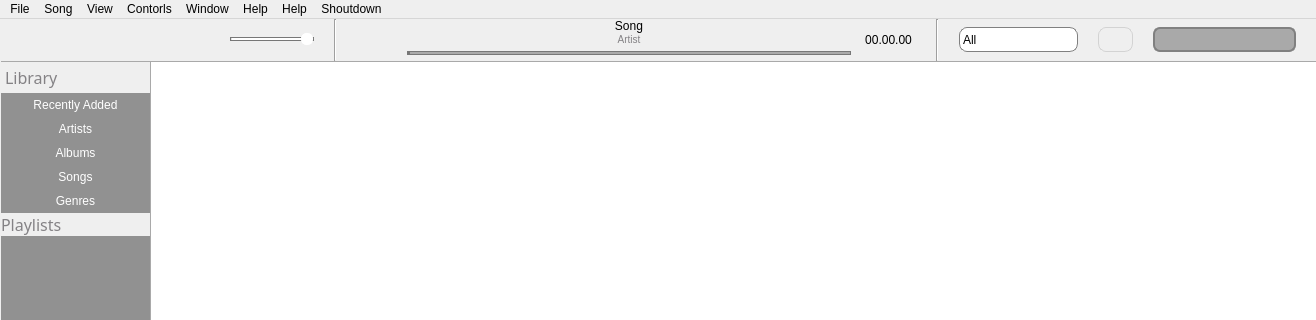
Qt form app/src/mainwindow.ui (intelek2al/CPP-Uamp) before a commit; both pictures show x 0 to 1316 and y 0 to 320 of the 1316 by 625 pixel window.
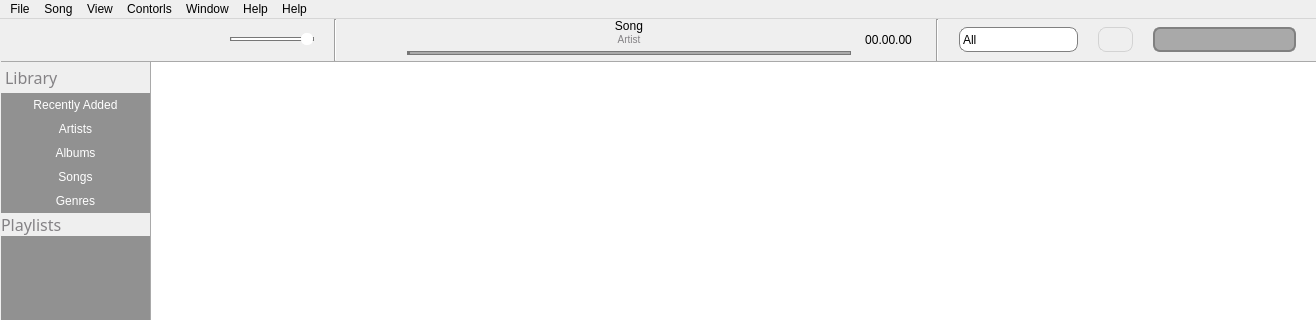
The same form after that commit. Icons and pictures are not drawn.

Commit message: add window shutDown

What changed in the file:
```diff
--- a/app/src/mainwindow.ui
+++ b/app/src/mainwindow.ui
@@ -1123,11 +1123,6 @@
     </property>
     <addaction name="actionUamp_Help"/>
    </widget>
-   <widget class="QMenu" name="menuShoutdown">
-    <property name="title">
-     <string>Shoutdown</string>
-    </property>
-   </widget>
    <addaction name="menuFile"/>
    <addaction name="menuSong"/>
    <addaction name="menuView"/>
@@ -1135,7 +1130,6 @@
    <addaction name="menuWindow"/>
    <addaction name="menuHelp"/>
    <addaction name="menuHelp_2"/>
-   <addaction name="menuShoutdown"/>
   </widget>
   <action name="actionPreferences">
    <property name="text">
```
Left out of the diff: 8 changed lines with no effect on the pictures. The commit also changes 2 other files.
